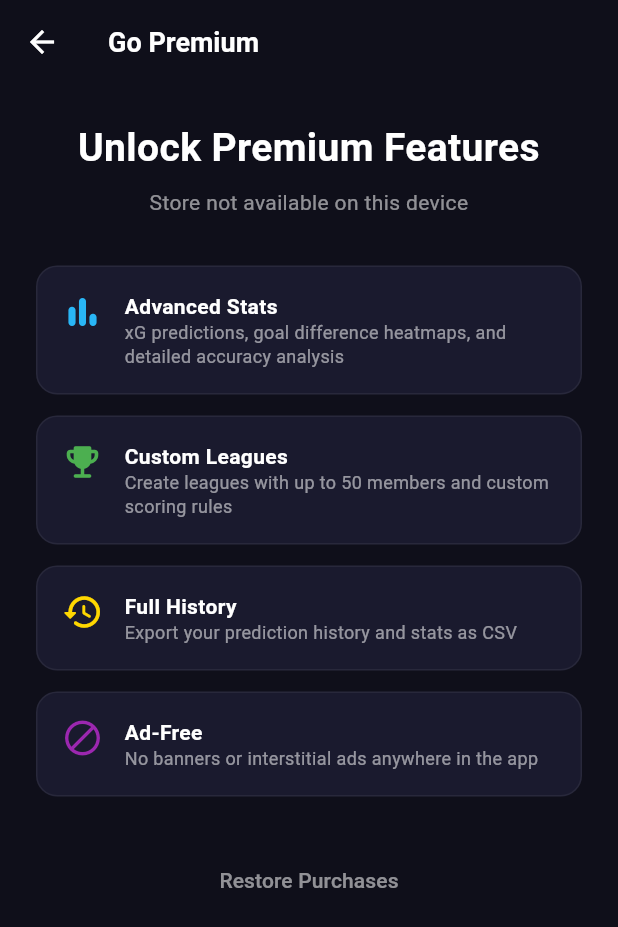
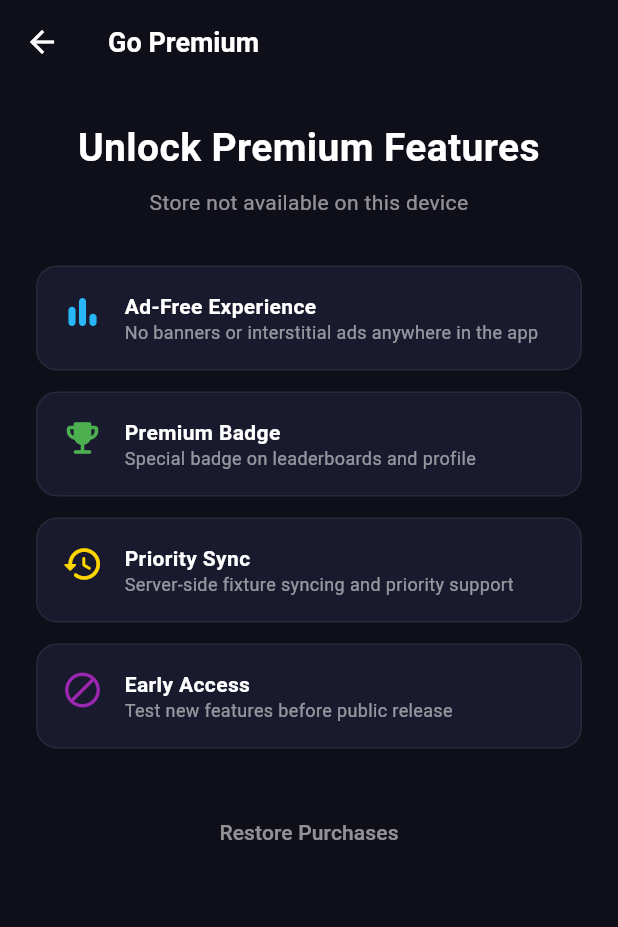
Before and after one commit to Mattathiasa/prediction_league, a Flutter app: the PaywallScreen screen opened directly, after a tap on "Restore Purchases", on a phone screen of 412 x 824 dp. Shown: the top 927 px of the screen. Run offline on Flutter 3.47's test engine with Material 3 defaults, Android fonts, the phone set to English and light mode, and no system bars; our stand-ins replace cached_network_image, cloud_firestore, cloud_functions, firebase_auth, firebase_core, flutter_local_notifications and 5 more; missing offline and left inert: firebase_app_check; accounts and stored records are empty; generated files the repository leaves out were written again; network calls fail.

```diff
--- a/lib/main.dart
+++ b/lib/main.dart
@@ -24,8 +24,8 @@ void main() async {
 
   await FirebaseAppCheck.instance.activate(
     webProvider: ReCaptchaV3Provider('YOUR_RECAPTCHA_SITE_KEY'),
-    androidProvider: AndroidProvider.debug,
-    appleProvider: AppleProvider.debug,
+    androidProvider: AndroidProvider.playIntegrity,
+    appleProvider: AppleProvider.deviceCheck,
   );
 
   MobileAds.instance.initialize();
--- a/lib/screens/paywall_screen.dart
+++ b/lib/screens/paywall_screen.dart
@@ -70,33 +70,31 @@ class _PaywallScreenState extends State<PaywallScreen> {
                   const SizedBox(height: 32),
                   const _FeatureCard(
                     icon: Icons.bar_chart_rounded,
-                    title: 'Advanced Stats',
-                    description: 'xG predictions, goal difference heatmaps, '
-                        'and detailed accuracy analysis',
+                    title: 'Ad-Free Experience',
+                    description: 'No banners or interstitial ads anywhere '
+                        'in the app',
                     color: Color(0xFF29B6F6),
                   ),
                   const SizedBox(height: 14),
                   const _FeatureCard(
                     icon: Icons.emoji_events_rounded,
-                    title: 'Custom Leagues',
-                    description: 'Create leagues with up to 50 members '
-                        'and custom scoring rules',
+                    title: 'Premium Badge',
+                    description: 'Special badge on leaderboards and profile',
                     color: Color(0xFF4CAF50),
                   ),
                   const SizedBox(height: 14),
                   const _FeatureCard(
                     icon: Icons.history_rounded,
-                    title: 'Full History',
-                    description: 'Export your prediction history and stats '
-                        'as CSV',
+                    title: 'Priority Sync',
+                    description: 'Server-side fixture syncing and '
+                        'priority support',
                     color: Color(0xFFFFD700),
                   ),
                   const SizedBox(height: 14),
                   const _FeatureCard(
                     icon: Icons.block,
-                    title: 'Ad-Free',
-                    description: 'No banners or interstitial ads anywhere '
-                        'in the app',
+                    title: 'Early Access',
+                    description: 'Test new features before public release',
                     color: Color(0xFF9C27B0),
                   ),
                   const SizedBox(height: 32),
--- a/lib/services/league_service.dart
+++ b/lib/services/league_service.dart
@@ -8,6 +8,8 @@ class LeagueService {
   final FirebaseFirestore _db = FirebaseFirestore.instance;
 
   // ── Invite code ────────────────────────────────────────────────────────────
+
+  static const int maxLeagueMembers = 20;
 
   String generateInviteCode() {
     const chars = 'ABCDEFGHIJKLMNOPQRSTUVWXYZ0123456789';
@@ -57,6 +59,12 @@ class LeagueService {
 
     if (league.memberIds.contains(userId)) {
       throw Exception('You are already a member of "${league.name}".');
+    }
+
+    if (league.memberIds.length >= maxLeagueMembers) {
+      throw Exception(
+          'This league is full (${league.memberIds.length}/$maxLeagueMembers members). '
+          'Ask the admin to create a new league.');
     }
 
     await doc.reference.update({
```
Also changed, not shown: lib/config/app_config.dart (+12 -14 lines), lib/screens/admin_screen.dart (+43 -57 lines), lib/services/notification_service.dart (+25 -1 lines), 3 other files.
